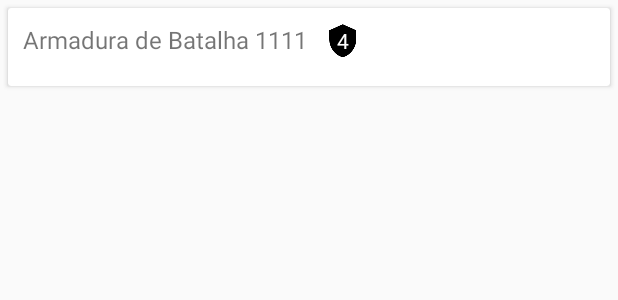
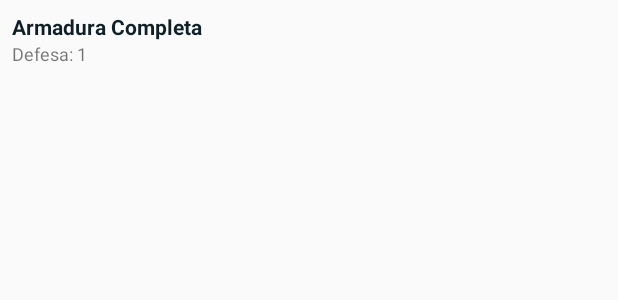
Before and after one commit to filiperehder/mightybladetools, an Android app: the layout item_armor_view.xml on its own in the app's theme, with its tools: preview values and no code run, on a phone screen of 412 x 824 dp. Shown: the top 300 px of the screen. Run offline under Robolectric (Android 15) with nearby library versions, the phone set to English and light mode, and no system bars; network calls fail.

Commit message:
improving layout a little bit

```diff
--- a/app/src/main/res/layout/item_armor_view.xml
+++ b/app/src/main/res/layout/item_armor_view.xml
@@ -1,47 +1,42 @@
 <?xml version="1.0" encoding="utf-8"?>
-<android.support.v7.widget.CardView xmlns:android="http://schemas.android.com/apk/res/android"
+<android.support.constraint.ConstraintLayout xmlns:android="http://schemas.android.com/apk/res/android"
+    xmlns:app="http://schemas.android.com/apk/res-auto"
+    xmlns:tools="http://schemas.android.com/tools"
     android:layout_width="match_parent"
-    android:layout_height="wrap_content"
-    android:maxHeight="250dp"
-    android:layout_margin="5dp"
-    xmlns:tools="http://schemas.android.com/tools">
+    android:padding="8dp"
+    android:layout_height="80dp">
 
-    <RelativeLayout
+    <TextView
+        android:id="@+id/armorName"
         android:layout_width="match_parent"
         android:layout_height="wrap_content"
-        android:layout_margin="10dp"
-        android:orientation="vertical">
+        android:textColor="@color/colorPrimaryDark"
+        android:textSize="14sp"
+        android:textStyle="bold"
+        app:layout_constraintEnd_toEndOf="parent"
+        app:layout_constraintStart_toStartOf="parent"
+        app:layout_constraintTop_toTopOf="parent"
+        tools:text="Armadura Completa" />
 
-        <TextView
-            android:id="@+id/armorName"
-            android:layout_width="wrap_content"
-            android:layout_height="30dp"
-            android:textSize="16sp"
-            tools:text="Armadura de Batalha 1111" />
+    <TextView
+        android:id="@+id/labelDefense"
+        android:layout_width="wrap_content"
+        android:layout_height="wrap_content"
+        android:text="@string/defenseLabel"
+        android:textSize="12sp"
+        app:layout_constraintHorizontal_chainStyle="spread_inside"
+        app:layout_constraintVertical_chainStyle="spread_inside"
+        app:layout_constraintStart_toStartOf="parent"
+        app:layout_constraintTop_toBottomOf="@id/armorName"
+        tools:text="Defesa: " />
 
-        <ImageView
-            android:id="@+id/iconDefense"
-            android:layout_width="wrap_content"
-            android:layout_height="wrap_content"
-            android:layout_toEndOf="@+id/armorName"
-            android:layout_toRightOf="@+id/armorName"
-            android:layout_marginLeft="12dp"
-            android:layout_marginStart="12dp"
-            android:src="@drawable/ic_shield_black_24dp"/>
+    <TextView
+        android:id="@+id/armorDefense"
+        android:layout_width="wrap_content"
+        android:layout_height="wrap_content"
+        app:layout_constraintStart_toEndOf="@id/labelDefense"
+        app:layout_constraintTop_toBottomOf="@id/armorName"
+        android:textSize="12sp"
+        tools:text="1"/>
 
-        <TextView
-            android:id="@+id/armorDefense"
-            android:layout_width="wrap_content"
-            android:layout_toEndOf="@+id/armorName"
-            android:layout_toRightOf="@+id/armorName"
-            android:textColor="#FFF"
-            android:layout_height="30dp"
-            android:textSize="14sp"
-            tools:text="4"
-            android:layout_marginTop="2dp"
-            android:layout_marginLeft="20dp"
-            android:layout_marginStart="20dp" />
-
-
-    </RelativeLayout>
-</android.support.v7.widget.CardView>
+</android.support.constraint.ConstraintLayout>
--- a/app/src/main/res/values/colors.xml
+++ b/app/src/main/res/values/colors.xml
@@ -1,6 +1,7 @@
 <?xml version="1.0" encoding="utf-8"?>
 <resources>
-    <color name="colorPrimary">#3F51B5</color>
-    <color name="colorPrimaryDark">#303F9F</color>
+    <color name="colorPrimary">#37474f</color>
+    <color name="colorPrimaryDark">#102027</color>
     <color name="colorAccent">#FF4081</color>
+    <color name="lightGray">#ececec</color>
 </resources>
--- a/app/src/main/res/values/strings.xml
+++ b/app/src/main/res/values/strings.xml
@@ -1,3 +1,5 @@
 <resources>
     <string name="app_name">Mighty Blade Tools</string>
+    <string name="priceLabel">Preço: </string>
+    <string name="defenseLabel">Defesa: </string>
 </resources>
```
